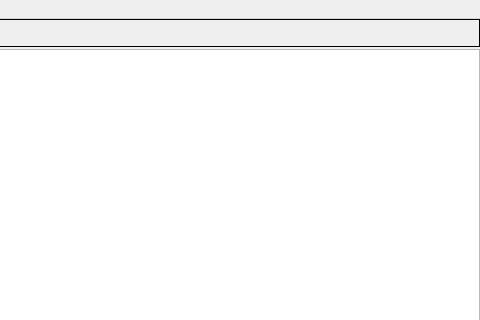
Qt form view/mainwindow.ui (eventmusicmachine/emm) before a commit; both pictures show x 166 to 646 and y 0 to 320 of the 646 by 419 pixel window.
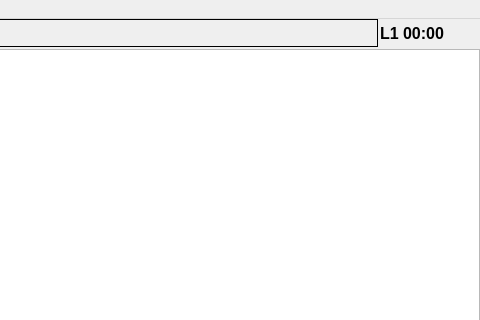
The same form after that commit. Icons and pictures are not drawn. Custom widgets are drawn as their Qt base class.

Diff of the .ui file:
```diff
--- a/view/mainwindow.ui
+++ b/view/mainwindow.ui
@@ -156,6 +156,32 @@
             </property>
            </widget>
           </item>
+          <item>
+           <widget class="QLabel" name="infoBox">
+            <property name="sizePolicy">
+             <sizepolicy hsizetype="Preferred" vsizetype="Preferred">
+              <horstretch>0</horstretch>
+              <verstretch>0</verstretch>
+             </sizepolicy>
+            </property>
+            <property name="maximumSize">
+             <size>
+              <width>100</width>
+              <height>16777215</height>
+             </size>
+            </property>
+            <property name="font">
+             <font>
+              <pointsize>12</pointsize>
+              <weight>75</weight>
+              <bold>true</bold>
+             </font>
+            </property>
+            <property name="text">
+             <string>L1 00:00</string>
+            </property>
+           </widget>
+          </item>
          </layout>
         </item>
         <item>
```
Left out of the diff: 2 changed lines with no effect on the pictures.
